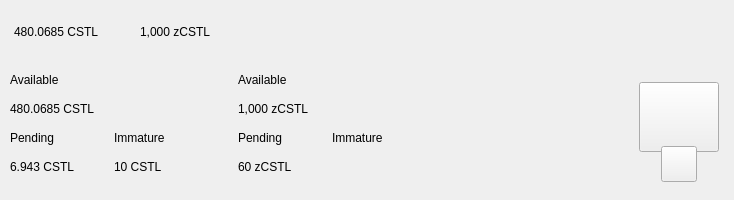
Qt form src/qt/castle/forms/topbar.ui (growaleaf/CastleMN) before a commit.
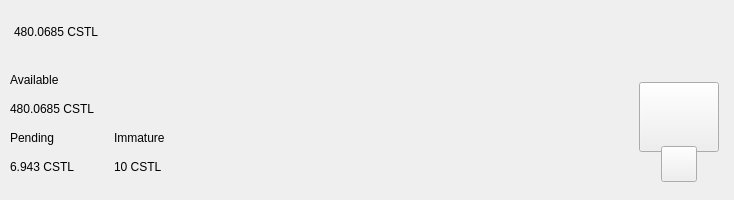
The same form after that commit. Custom widgets are drawn as their Qt base class.

```diff
--- a/src/qt/castle/forms/topbar.ui
+++ b/src/qt/castle/forms/topbar.ui
@@ -119,76 +119,7 @@
                <string notr="true">padding:0px;margin:0px;</string>
               </property>
               <property name="text">
-               <string>480.0685 CSTL</string>
-              </property>
-             </widget>
-            </item>
-            <item>
-             <spacer name="horizontalSpacer_11">
-              <property name="orientation">
-               <enum>Qt::Horizontal</enum>
-              </property>
-              <property name="sizeType">
-               <enum>QSizePolicy::Fixed</enum>
-              </property>
-              <property name="sizeHint" stdset="0">
-               <size>
-                <width>20</width>
-                <height>20</height>
-               </size>
-              </property>
-             </spacer>
-            </item>
-            <item alignment="Qt::AlignVCenter">
-             <widget class="QLabel" name="label_16">
-              <property name="minimumSize">
-               <size>
-                <width>1</width>
-                <height>30</height>
-               </size>
-              </property>
-              <property name="maximumSize">
-               <size>
-                <width>1</width>
-                <height>30</height>
-               </size>
-              </property>
-              <property name="styleSheet">
-               <string notr="true">
-padding:0px;
-border:none;</string>
-              </property>
-              <property name="text">
-               <string/>
-              </property>
-             </widget>
-            </item>
-            <item>
-             <spacer name="horizontalSpacer_12">
-              <property name="orientation">
-               <enum>Qt::Horizontal</enum>
-              </property>
-              <property name="sizeType">
-               <enum>QSizePolicy::Fixed</enum>
-              </property>
-              <property name="sizeHint" stdset="0">
-               <size>
-                <width>20</width>
-                <height>20</height>
-               </size>
-              </property>
-             </spacer>
-            </item>
-            <item alignment="Qt::AlignTop">
-             <widget class="QLabel" name="labelAmountTopzCstl">
-              <property name="minimumSize">
-               <size>
-                <width>0</width>
-                <height>36</height>
-               </size>
-              </property>
-              <property name="text">
-               <string>1,000 zCSTL</string>
+               <string notr="true">480.0685 CSTL</string>
               </property>
              </widget>
             </item>
@@ -455,118 +386,7 @@
                  <item>
                   <widget class="QLabel" name="labelImmatureCstl">
                    <property name="text">
-                    <string>10 CSTL</string>
-                   </property>
-                  </widget>
-                 </item>
-                </layout>
-               </item>
-              </layout>
-             </item>
-            </layout>
-           </item>
-           <item>
-            <widget class="QLabel" name="label_9">
-             <property name="minimumSize">
-              <size>
-               <width>1</width>
-               <height>100</height>
-              </size>
-             </property>
-             <property name="maximumSize">
-              <size>
-               <width>1</width>
-               <height>16777215</height>
-              </size>
-             </property>
-             <property name="styleSheet">
-              <string notr="true">
-padding:0px;
-border:none;</string>
-             </property>
-             <property name="text">
-              <string/>
-             </property>
-            </widget>
-           </item>
-           <item>
-            <layout class="QVBoxLayout" name="verticalLayout_8">
-             <property name="spacing">
-              <number>0</number>
-             </property>
-             <property name="leftMargin">
-              <number>30</number>
-             </property>
-             <item>
-              <layout class="QVBoxLayout" name="verticalLayout">
-               <item>
-                <widget class="QLabel" name="labelTitle2">
-                 <property name="text">
-                  <string>Available</string>
-                 </property>
-                </widget>
-               </item>
-               <item>
-                <widget class="QLabel" name="labelAmountzCstl">
-                 <property name="text">
-                  <string>1,000 zCSTL</string>
-                 </property>
-                </widget>
-               </item>
-              </layout>
-             </item>
-             <item>
-              <layout class="QHBoxLayout" name="horizontalLayout">
-               <property name="spacing">
-                <number>0</number>
-               </property>
-               <item>
-                <layout class="QVBoxLayout" name="verticalLayout_5">
-                 <item>
-                  <widget class="QLabel" name="labelTitle5">
-                   <property name="text">
-                    <string>Pending</string>
-                   </property>
-                  </widget>
-                 </item>
-                 <item>
-                  <widget class="QLabel" name="labelPendingzCstl">
-                   <property name="text">
-                    <string>60 zCSTL</string>
-                   </property>
-                  </widget>
-                 </item>
-                </layout>
-               </item>
-               <item>
-                <spacer name="horizontalSpacer_4">
-                 <property name="orientation">
-                  <enum>Qt::Horizontal</enum>
-                 </property>
-                 <property name="sizeType">
-                  <enum>QSizePolicy::Fixed</enum>
-                 </property>
-                 <property name="sizeHint" stdset="0">
-                  <size>
-                   <width>40</width>
-                   <height>20</height>
-                  </size>
-                 </property>
-                </spacer>
-               </item>
-               <item>
-                <layout class="QVBoxLayout" name="verticalLayout_6">
-                 <item>
-                  <widget class="QLabel" name="labelTitle6">
-                   <property name="text">
-                    <string>Immature</string>
-                   </property>
-                  </widget>
-                 </item>
-                 <item>
-                  <widget class="QLabel" name="labelImmaturezCstl">
-                   <property name="text">
-                    <string></string>
+                    <string notr="true">10 CSTL</string>
                    </property>
                   </widget>
                  </item>
```
Left out of the diff: 18 changed lines with no effect on the pictures.
